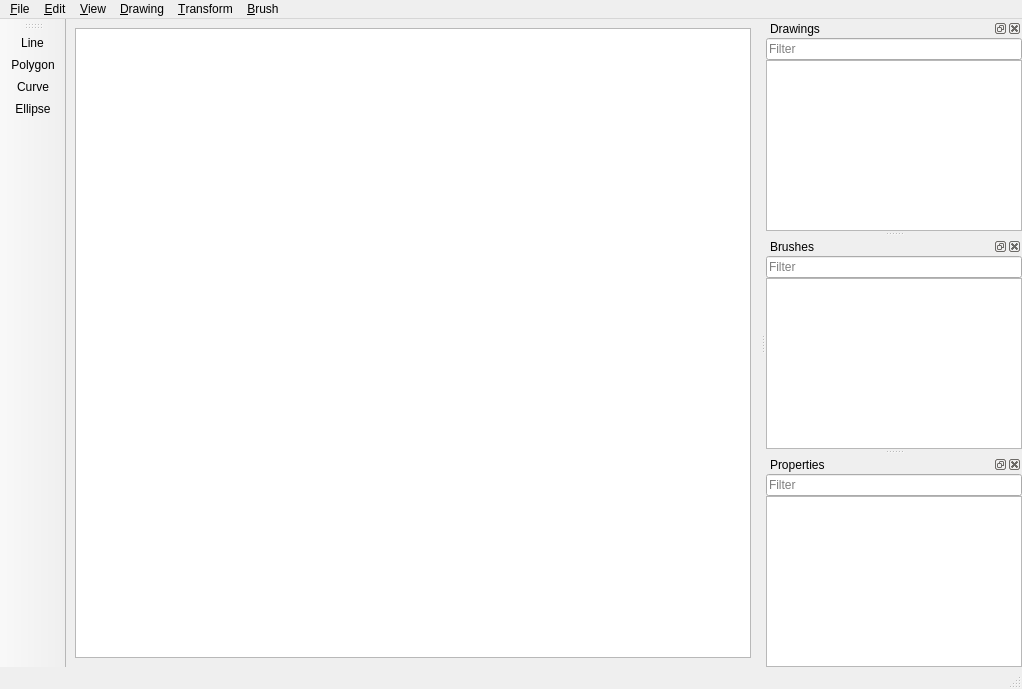
StardustDL/ImagingS, file ImagingS/Gui/uic/MainWindow.ui: the form before one commit.
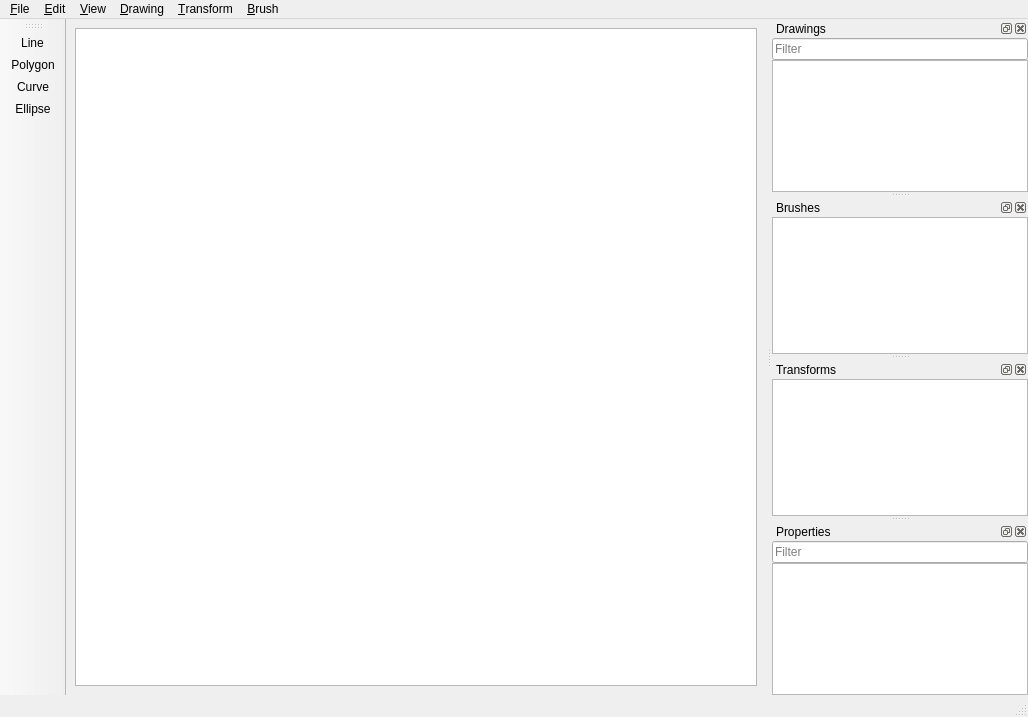
The form after the commit.

The edit to the form file:
```diff
--- a/ImagingS/Gui/uic/MainWindow.ui
+++ b/ImagingS/Gui/uic/MainWindow.ui
@@ -6,8 +6,8 @@
    <rect>
     <x>0</x>
     <y>0</y>
-    <width>1022</width>
-    <height>689</height>
+    <width>1028</width>
+    <height>717</height>
    </rect>
   </property>
   <property name="windowTitle">
@@ -35,7 +35,7 @@
     <rect>
      <x>0</x>
      <y>0</y>
-     <width>1022</width>
+     <width>1028</width>
      <height>26</height>
     </rect>
    </property>
@@ -195,20 +195,47 @@
       <number>0</number>
      </property>
      <item>
-      <widget class="QLineEdit" name="lneBrushes">
-       <property name="placeholderText">
-        <string>Filter</string>
+      <widget class="QListView" name="trvBrushes">
+       <property name="contextMenuPolicy">
+        <enum>Qt::ActionsContextMenu</enum>
        </property>
       </widget>
      </item>
+    </layout>
+   </widget>
+  </widget>
+  <widget class="QDockWidget" name="dwgTransforms">
+   <property name="allowedAreas">
+    <set>Qt::LeftDockWidgetArea|Qt::RightDockWidgetArea</set>
+   </property>
+   <property name="windowTitle">
+    <string>Transforms</string>
+   </property>
+   <attribute name="dockWidgetArea">
+    <number>2</number>
+   </attribute>
+   <widget class="QWidget" name="wgTransforms">
+    <layout class="QVBoxLayout" name="verticalLayout">
+     <property name="spacing">
+      <number>0</number>
+     </property>
+     <property name="leftMargin">
+      <number>0</number>
+     </property>
+     <property name="topMargin">
+      <number>0</number>
+     </property>
+     <property name="rightMargin">
+      <number>0</number>
+     </property>
+     <property name="bottomMargin">
+      <number>0</number>
+     </property>
      <item>
-      <widget class="QTreeView" name="trvBrushes">
+      <widget class="QListView" name="trvTransforms">
        <property name="contextMenuPolicy">
         <enum>Qt::ActionsContextMenu</enum>
        </property>
-       <property name="rootIsDecorated">
-        <bool>false</bool>
-       </property>
        <addaction name="actBrushSolid"/>
        <addaction name="actBrushRemove"/>
        <addaction name="actBrushClear"/>
```
Left out of the diff: 86 changed lines with no effect on the pictures.
